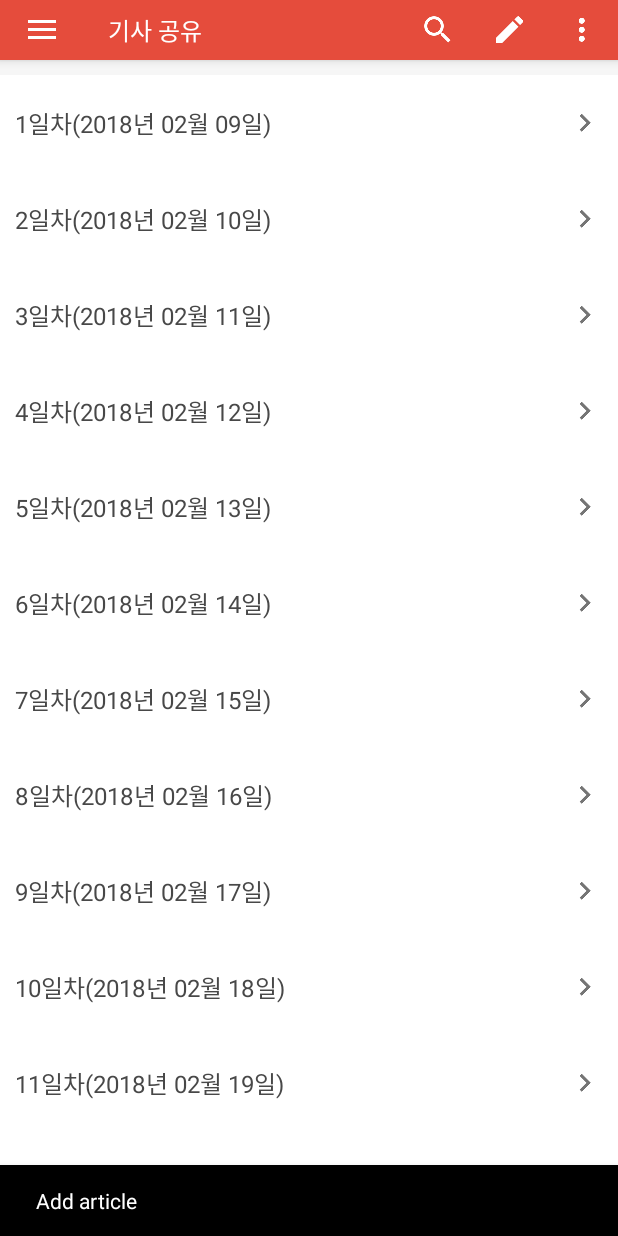
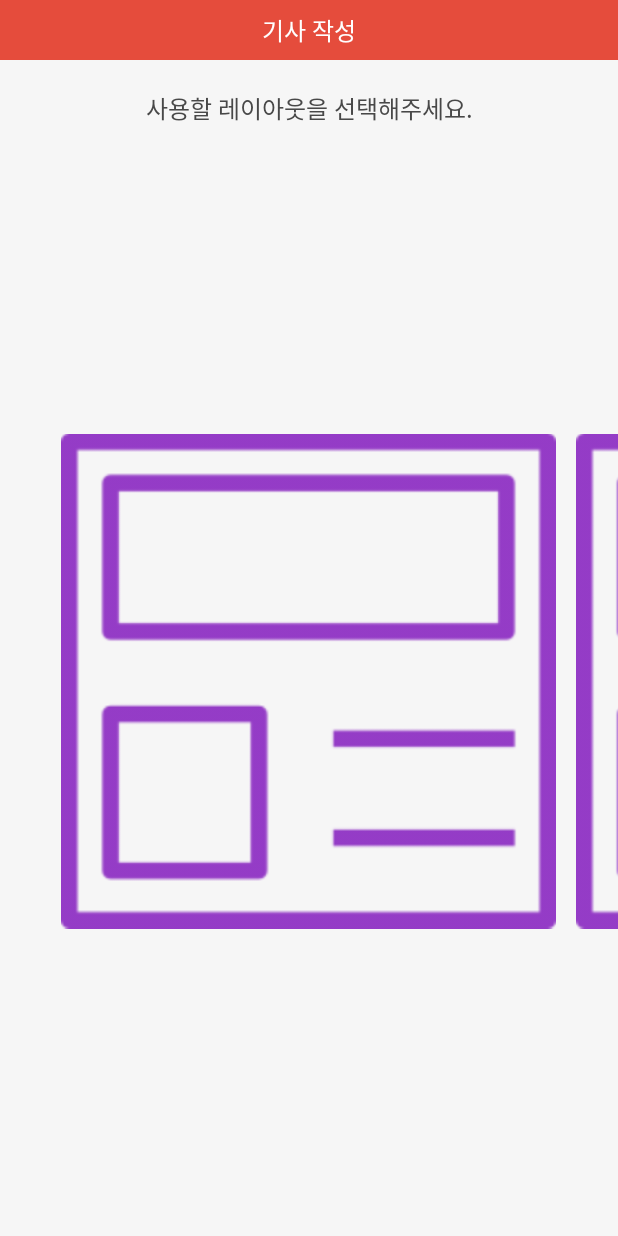
Before and after one commit to pooi/PageConnected, an Android app: the MainActivity screen opened directly, with no data from a screen before it, after a tap on "Add", on a phone screen of 412 x 824 dp. Run offline under Robolectric (Android 15) with nearby library versions, the phone set to English and light mode, and no system bars; our stand-ins replace Picasso; libraries missing offline, so code that uses them is left out: com.afollestad.materialdialogs, com.facebook, com.facebook.login, jp.wasabeef.picasso; pictures from the network do not load; 4 statements that could not run were skipped; 1 other tap on this screen came first.

Commit message:
기능 추가 및 수정   * 기사를 추가할 수 있는 페이지 추가   * 레이아웃을 선택할 수 있는 UI추가   * Activity에서 userId를 가져올 때 문제가 발생할 수 있던 부분 수정

```diff
--- a/app/src/main/java/ga/pageconnected/pageconnected/BaseActivity.java
+++ b/app/src/main/java/ga/pageconnected/pageconnected/BaseActivity.java
@@ -6,6 +6,8 @@ import android.support.design.widget.Snackbar;
 import android.support.v4.content.ContextCompat;
 import android.support.v7.app.AppCompatActivity;
 import android.view.View;
+import android.view.animation.AlphaAnimation;
+import android.view.animation.Animation;
 
 /**
  * Created by tw on 2017-05-28.
@@ -16,9 +18,26 @@ public class BaseActivity extends AppCompatActivity {
 
     public String getUserID(Activity activity){
 
-        String userId = activity.getSharedPreferences("setting", 0).getString("userId", null);
+        String userId = "";
+        try {
+            userId = activity.getSharedPreferences("setting", 0).getString("userId", null);
+        }catch (Exception e){
+            System.out.println(e.getMessage());
+        }
         return userId;
 
+    }
+
+    public void setFadeInAnimation(View view){
+        Animation animation = new AlphaAnimation(0, 1);
+        animation.setDuration(500);
+        view.setAnimation(animation);
+    }
+
+    public void setFadeOutAnimation(View view){
+        Animation animation = new AlphaAnimation(1, 0);
+        animation.setDuration(500);
+        view.setAnimation(animation);
     }
 
     public void redirectStartPage(){
--- a/app/src/main/java/ga/pageconnected/pageconnected/Information.java
+++ b/app/src/main/java/ga/pageconnected/pageconnected/Information.java
@@ -31,4 +31,6 @@ public class Information {
                 "20180225"
     };
 
+    public static int LAYOUT_COUNT = 5;
+
 }
--- a/app/src/main/java/ga/pageconnected/pageconnected/MainActivity.java
+++ b/app/src/main/java/ga/pageconnected/pageconnected/MainActivity.java
@@ -30,6 +30,7 @@ import com.squareup.picasso.Picasso;
 
 import java.util.HashMap;
 
+import ga.pageconnected.pageconnected.activity.add.AddArticleActivity;
 import ga.pageconnected.pageconnected.fragment.ArticleFragment;
 import ga.pageconnected.pageconnected.fragment.ColumnFragment;
 import ga.pageconnected.pageconnected.fragment.DayMagazineFragment;
@@ -162,7 +163,8 @@ public class MainActivity extends BaseActivity  implements NavigationView.OnNavi
     private void addAction(){
         switch (currentSelectId){
             case R.id.nav_article:
-                showSnackbar("Add article");
+                Intent intent = new Intent(MainActivity.this, AddArticleActivity.class);
+                startActivity(intent);
                 break;
             case R.id.nav_column:
                 showSnackbar("Add column");
--- /dev/null
+++ b/app/src/main/java/ga/pageconnected/pageconnected/activity/add/AddArticleActivity.java
@@ -0,0 +1,120 @@
+package ga.pageconnected.pageconnected.activity.add;
+
+import android.support.v4.app.Fragment;
+import android.support.v4.app.FragmentManager;
+import android.support.v4.app.FragmentPagerAdapter;
+import android.support.v7.app.AppCompatActivity;
+import android.os.Bundle;
+import android.view.View;
+import android.widget.RelativeLayout;
+import android.widget.TextView;
+
+import java.util.ArrayList;
+import java.util.HashMap;
+
+import ga.pageconnected.pageconnected.BaseActivity;
+import ga.pageconnected.pageconnected.Information;
+import ga.pageconnected.pageconnected.R;
+import ga.pageconnected.pageconnected.util.CustomViewPager;
+import ga.pageconnected.pageconnected.util.PagerContainer;
+
+public class AddArticleActivity extends BaseActivity implements SelectListener{
+
+
+    // Input Frame
+    private RelativeLayout rl_inputLayout;
+    private TextView tv_layout;
+
+    private int layoutNumber;
+
+    // Select Layout Frame
+    private RelativeLayout rl_selectLayout;
+    private PagerContainer viewPagerContainer;
+    private CustomViewPager viewPager;
+    private NavigationAdapter pagerAdapter;
+
+    @Override
+    protected void onCreate(Bundle savedInstanceState) {
+        super.onCreate(savedInstanceState);
+        setContentView(R.layout.activity_add_article);
+
+        init();
+
+    }
+
+    private void init(){
+
+        // Input Frame
+        rl_inputLayout = (RelativeLayout)findViewById(R.id.rl_input_layout);
+        tv_layout = (TextView)findViewById(R.id.tv_layout);
+        tv_layout.setOnClickListener(new View.OnClickListener() {
+            @Override
+            public void onClick(View view) {
+                viewPager.setCurrentItem(layoutNumber);
+                rl_selectLayout.setVisibility(View.VISIBLE);
+                setFadeInAnimation(rl_selectLayout);
+            }
+        });
+
+        // Select Layout Frame
+        rl_selectLayout = (RelativeLayout)findViewById(R.id.rl_select_layout);
+        viewPagerContainer = (PagerContainer)findViewById(R.id.view_pager_container);
+        viewPager = (CustomViewPager) findViewById(R.id.view_pager);
+        pagerAdapter = new NavigationAdapter(getSupportFragmentManager(), this, Information.LAYOUT_COUNT);
+        viewPager.setOffscreenPageLimit(Information.LAYOUT_COUNT);
+        viewPager.setAdapter(pagerAdapter);
+        viewPager.setPageMargin(20);
+        viewPager.setClipChildren(false);
+
+
+    }
+
+
+
+    @Override
+    public void selected(int position) {
+
+        layoutNumber = position;
+
+        tv_layout.setText("Layout " + (position+1));
+        rl_inputLayout.setVisibility(View.VISIBLE);
+
+        rl_selectLayout.setVisibility(View.GONE);
+        setFadeOutAnimation(rl_selectLayout);
+
+    }
+
+
+    private static class NavigationAdapter extends FragmentPagerAdapter {
+
+        private int size;
+        private SelectListener listener;
+
+        public NavigationAdapter(FragmentManager fm, SelectListener listener, int size){
+            super(fm);
+            this.size = size;
+            this.listener = listener;
+        }
+
+        @Override
+        public Fragment getItem(int position) {
+            Fragment f;
+            final int pattern = position % size;
+
+            f = new LayoutFragment();
+            Bundle bdl = new Bundle(1);
+            bdl.putInt("position", pattern);
+            bdl.putSerializable("listener", listener);
+            f.setArguments(bdl);
+
+            return f;
+        }
+
+        @Override
+        public int getCount(){
+            return size;
+        }
+
+
+    }
+}
--- /dev/null
+++ b/app/src/main/java/ga/pageconnected/pageconnected/activity/add/LayoutFragment.java
@@ -0,0 +1,82 @@
+package ga.pageconnected.pageconnected.activity.add;
+
+import android.content.Context;
+import android.content.Intent;
+import android.os.Bundle;
+import android.view.LayoutInflater;
+import android.view.View;
+import android.view.ViewGroup;
+import android.widget.ImageView;
+import android.widget.RelativeLayout;
+import android.widget.TextView;
+
+import com.squareup.picasso.Picasso;
+
+import java.util.HashMap;
+
+import ga.pageconnected.pageconnected.R;
+import ga.pageconnected.pageconnected.fragment.BaseFragment;
+import ga.pageconnected.pageconnected.profile.ProfileActivity;
+import jp.wasabeef.picasso.transformations.CropCircleTransformation;
+
+/**
+ * Created by tw on 2017-06-06.
+ */
+public class LayoutFragment extends BaseFragment {
+
+    // BASIC UI
+    private View view;
+    private Context context;
+
+    // DATA
+    private int position;
+    private SelectListener listener;
+
+    // UI
+    private ImageView img;
+
+
+
+    @Override
+    public void onCreate(Bundle savedInstanceState)
+    {
+        super.onCreate(savedInstanceState);
+
+        position = getArguments().getInt("position");
+        listener = (SelectListener)getArguments().getSerializable("listener");
+    }
+
+
+    @Override
+    public View onCreateView(LayoutInflater inflater, ViewGroup container, Bundle savedInstanceState) {
+        view = inflater.inflate(R.layout.fragment_layout, container, false);
+        context = container.getContext();
+
+        initData();
+        initUI();
+
+        return view;
+
+    }
+
+    private void initData(){
+
+
+    }
+
+    private void initUI(){
+
+        img = (ImageView)view.findViewById(R.id.img);
+        Picasso.with(context)
+                .load(R.drawable.columns)
+                .into(img);
+        img.setOnClickListener(new View.OnClickListener() {
+            @Override
+            public void onClick(View view) {
+                listener.selected(position);
+            }
+        });
+
+    }
+
+}
--- /dev/null
+++ b/app/src/main/java/ga/pageconnected/pageconnected/activity/add/SelectListener.java
@@ -0,0 +1,11 @@
+package ga.pageconnected.pageconnected.activity.add;
+
+import java.io.Serializable;
+
+/**
+ * Created by tw on 2017. 6. 6..
+ */
+
+public interface SelectListener extends Serializable {
+    void selected(int position);
+}
--- /dev/null
+++ b/app/src/main/res/layout/activity_add_article.xml
@@ -0,0 +1,108 @@
+<?xml version="1.0" encoding="utf-8"?>
+<RelativeLayout xmlns:android="http://schemas.android.com/apk/res/android"
+    xmlns:app="http://schemas.android.com/apk/res-auto"
+    xmlns:tools="http://schemas.android.com/tools"
+    android:layout_width="match_parent"
+    android:layout_height="match_parent"
+    tools:context="ga.pageconnected.pageconnected.activity.add.AddArticleActivity"
+    android:background="@color/background_color"
+    >
+
+    <RelativeLayout
+        android:id="@+id/rl_input_layout"
+        android:layout_width="match_parent"
+        android:layout_height="match_parent"
+        android:layout_below="@+id/toolbar"
+        android:background="@color/background_color"
+        >
+
+        <TextView
+            android:id="@+id/tv_layout"
+            android:layout_width="match_parent"
+            android:layout_height="wrap_content"
+            android:padding="5dp"
+            android:layout_margin="10dp"
+            android:gravity="center"
+            android:text="Layout"
+            android:textColor="@color/white"
+            android:background="@color/colorPrimary"
+            />
+
+    </RelativeLayout>
+
+    <!-- Select Layout Frame -->
+    <RelativeLayout
+        android:id="@+id/rl_select_layout"
+        android:layout_width="match_parent"
+        android:layout_height="match_parent"
+        android:layout_below="@+id/toolbar"
+        android:background="@color/background_color"
+        >
+
+        <TextView
+            android:id="@+id/tv_layout_title"
+            android:layout_width="match_parent"
+            android:layout_height="wrap_content"
+            android:gravity="center"
+            android:padding="10dp"
+            android:layout_marginTop="10dp"
+            android:text="@string/please_select_layout"
+            android:textColor="@color/dark_gray"
+            android:textSize="16sp"
+            />
+
+        <ga.pageconnected.pageconnected.util.PagerContainer
+            android:id="@+id/view_pager_container"
+            android:layout_width="match_parent"
+            android:layout_height="match_parent"
+            android:layout_below="@+id/tv_layout_title"
+            android:layout_marginBottom="20dp"
+            android:layout_marginTop="10dp"
+            >
+
+            <ga.pageconnected.pageconnected.util.CustomViewPager
+                android:id="@+id/view_pager"
+                android:layout_width="330dp"
+                android:layout_height="match_parent"
+                android:layout_gravity="center_horizontal"
+                >
+
+            </ga.pageconnected.pageconnected.util.CustomViewPager>
+
+        </ga.pageconnected.pageconnected.util.PagerContainer>
+
+    </RelativeLayout>
+
+
+    <android.support.v7.widget.Toolbar
+        android:id="@+id/toolbar"
+        app:contentInsetStart="0dp"
+        android:layout_height="@dimen/custom_actionbar_size"
+        android:layout_width="match_parent"
+        android:background="@color/colorPrimary"
+        >
+
+
+        <RelativeLayout
+            android:layout_width="match_parent"
+            android:layout_height="match_parent">
+
+
+            <TextView
+                android:id="@+id/toolbar_title"
+                android:layout_width="wrap_content"
+                android:layout_height="wrap_content"
+                android:text="기사 작성"
+                android:textColor="@color/white"
+                android:textSize="@dimen/custom_actionbar_title_size"
+                android:layout_centerInParent="true"
+                />
+
+        </RelativeLayout>
+
+
+
+    </android.support.v7.widget.Toolbar>
+
+
+</RelativeLayout>
--- /dev/null
+++ b/app/src/main/res/layout/fragment_layout.xml
@@ -0,0 +1,17 @@
+<RelativeLayout xmlns:android="http://schemas.android.com/apk/res/android"
+    xmlns:tools="http://schemas.android.com/tools"
+    android:layout_width="match_parent"
+    android:layout_height="match_parent"
+    xmlns:app="http://schemas.android.com/apk/res-auto"
+    android:background="@color/background_color"
+    >
+
+    <ImageView
+        android:id="@+id/img"
+        android:layout_width="match_parent"
+        android:layout_height="match_parent"
+        android:scaleType="fitCenter"
+        />
+
+
+</RelativeLayout>
--- a/app/src/main/res/values/strings.xml
+++ b/app/src/main/res/values/strings.xml
@@ -67,4 +67,7 @@
     <!-- Day Magazine Fragment -->
     <string name="no_day_magazine">등록된 잡지가 없습니다.</string>
 
+    <!-- Add Article Activity -->
+    <string name="please_select_layout">사용할 레이아웃을 선택해주세요.</string>
+
 </resources>
```
Also changed, not shown: app/src/main/AndroidManifest.xml (+11 -0 lines), app/src/main/res/drawable/columns.png (added), 1 other file.
